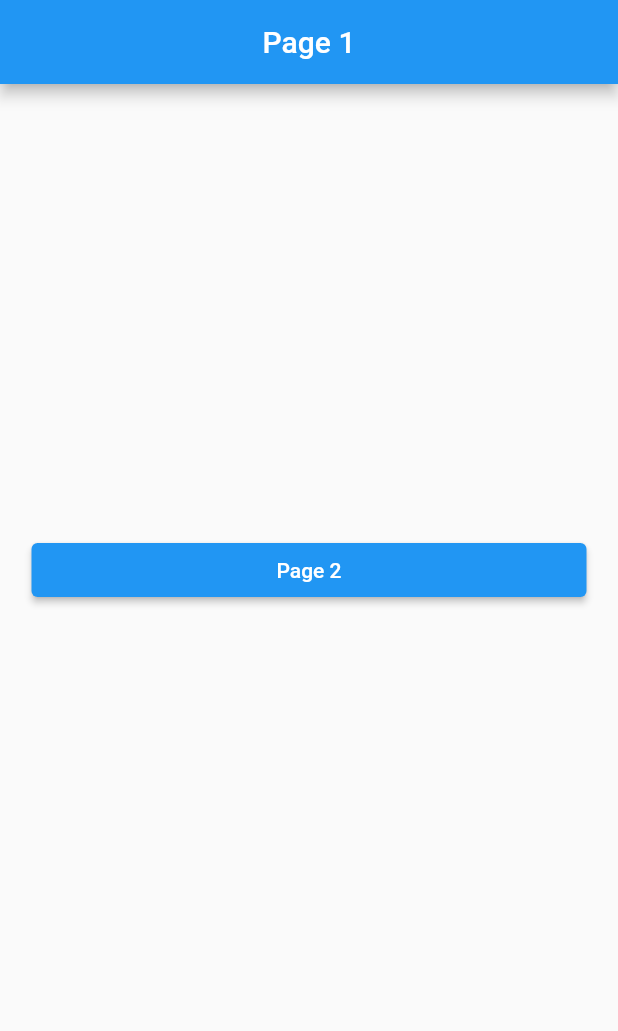
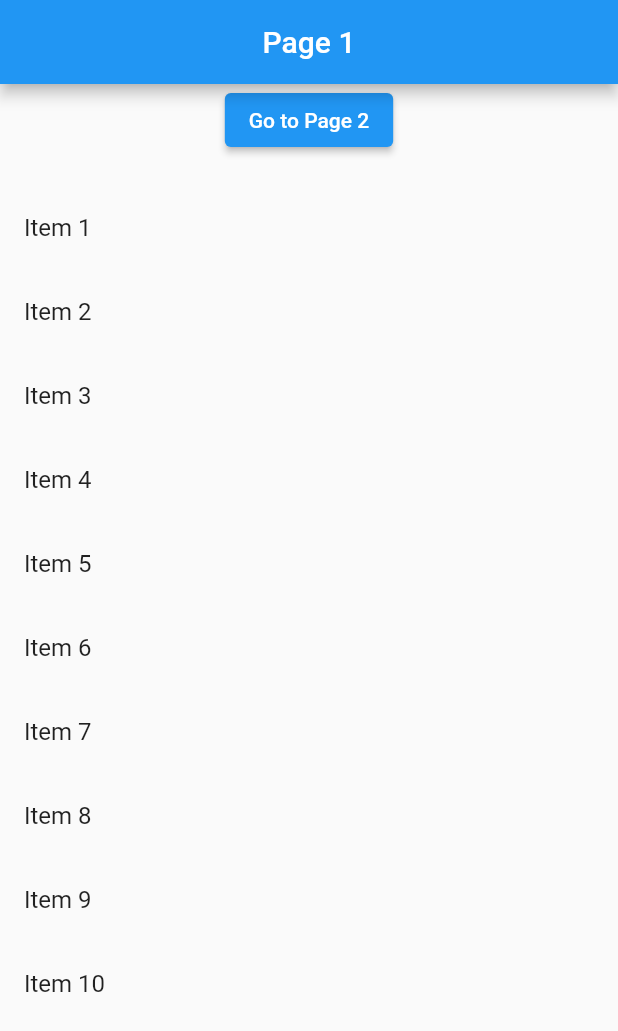
Before and after one commit to HaidarBahzi/blog_management, a Flutter app: the screen it shows after launch, on a phone screen of 412 x 824 dp. Shown: the top 1031 px of the screen. Run offline on Flutter 3.47's test engine with Material 2 defaults, Android fonts, the phone set to English and light mode, and no system bars; our stand-ins replace animated_splash_screen, page_transition; missing offline and left inert: flutter_text_styled.

Commit message:
feat : [HB] listview

```diff
--- a/lib/page/Page1.dart
+++ b/lib/page/Page1.dart
@@ -16,21 +16,37 @@ class _Page1State extends State<Page1> {
         title: Text("Page 1"),
         centerTitle: true,
       ),
-      body: Center(
-        child: Column(
-          children: [
-            Container(
-              padding: EdgeInsets.only(top: 300),
-              width: 370,
-              child: ElevatedButton(onPressed: (){
-                Navigator.push(
+      body: Column(
+        children: [
+          ElevatedButton(
+            onPressed: () {
+              Navigator.push(
                 context,
                 MaterialPageRoute(builder: (context) => const Page2()),
-      );
-              }, child: const Text("Page 2")),
-            )
-          ],
-        ),
+              );
+            },
+            child: Text("Go to Page 2"),
+          ),
+          SizedBox(
+              height:
+                  20), // Add some spacing between the button and the ListView
+          Expanded(
+            child: ListView.builder(
+              itemCount: 10,
+              itemBuilder: (context, index) {
+                final number = index + 1;
+                return ListTile(
+                  title: Text('Item $number'),
+                  onTap: () {
+                    // You can add specific actions when an item is tapped.
+                    // For now, it will just print the item number.
+                    print('Tapped Item $number');
+                  },
+                );
+              },
+            ),
+          ),
+        ],
       ),
     );
   }
```
